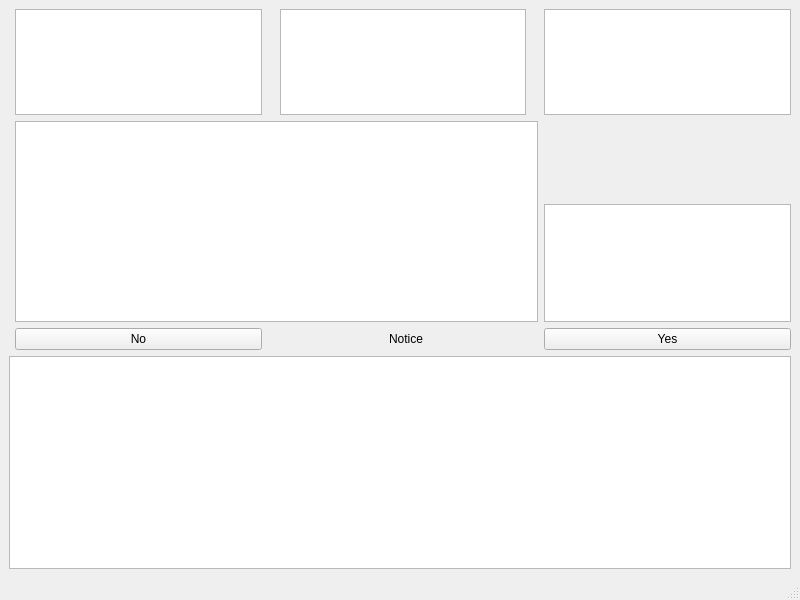
Above: Landlords/playwindow.ui from Co1lin/Landlords before the change. Below: the same form after it.
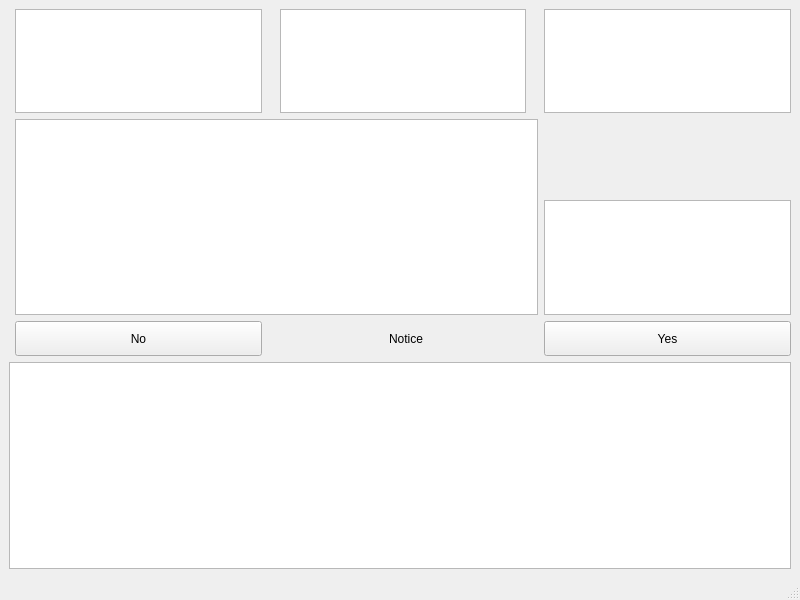
That is the form after the change.

The edit to the form file:
```diff
--- a/Landlords/playwindow.ui
+++ b/Landlords/playwindow.ui
@@ -23,6 +23,15 @@
         <verstretch>3</verstretch>
        </sizepolicy>
       </property>
+      <property name="backgroundBrush">
+       <brush brushstyle="NoBrush">
+        <color alpha="0">
+         <red>0</red>
+         <green>0</green>
+         <blue>0</blue>
+        </color>
+       </brush>
+      </property>
      </widget>
     </item>
     <item row="2" column="1" rowspan="5" colspan="6">
@@ -33,10 +42,29 @@
         <verstretch>1</verstretch>
        </sizepolicy>
       </property>
+      <property name="backgroundBrush">
+       <brush brushstyle="NoBrush">
+        <color alpha="0">
+         <red>0</red>
+         <green>0</green>
+         <blue>0</blue>
+        </color>
+       </brush>
+      </property>
      </widget>
     </item>
     <item row="0" column="7">
-     <widget class="QGraphicsView" name="player1GraphicsView"/>
+     <widget class="QGraphicsView" name="player1GraphicsView">
+      <property name="backgroundBrush">
+       <brush brushstyle="NoBrush">
+        <color alpha="0">
+         <red>0</red>
+         <green>0</green>
+         <blue>0</blue>
+        </color>
+       </brush>
+      </property>
+     </widget>
     </item>
     <item row="8" column="0" colspan="8">
      <widget class="QGraphicsView" name="myCardsGraphicsView">
@@ -46,6 +74,15 @@
         <verstretch>6</verstretch>
        </sizepolicy>
       </property>
+      <property name="backgroundBrush">
+       <brush brushstyle="NoBrush">
+        <color alpha="0">
+         <red>0</red>
+         <green>0</green>
+         <blue>0</blue>
+        </color>
+       </brush>
+      </property>
      </widget>
     </item>
     <item row="7" column="4" colspan="2">
@@ -63,6 +100,15 @@
       <property name="layoutDirection">
        <enum>Qt::LeftToRight</enum>
       </property>
+      <property name="backgroundBrush">
+       <brush brushstyle="NoBrush">
+        <color alpha="0">
+         <red>0</red>
+         <green>0</green>
+         <blue>0</blue>
+        </color>
+       </brush>
+      </property>
       <property name="interactive">
        <bool>true</bool>
       </property>
@@ -86,7 +132,7 @@
       <property name="sizePolicy">
        <sizepolicy hsizetype="Minimum" vsizetype="Preferred">
         <horstretch>0</horstretch>
-        <verstretch>0</verstretch>
+        <verstretch>1</verstretch>
        </sizepolicy>
       </property>
       <property name="text">
@@ -102,6 +148,15 @@
         <verstretch>0</verstretch>
        </sizepolicy>
       </property>
+      <property name="backgroundBrush">
+       <brush brushstyle="NoBrush">
+        <color alpha="0">
+         <red>0</red>
+         <green>0</green>
+         <blue>0</blue>
+        </color>
+       </brush>
+      </property>
      </widget>
     </item>
    </layout>
```
